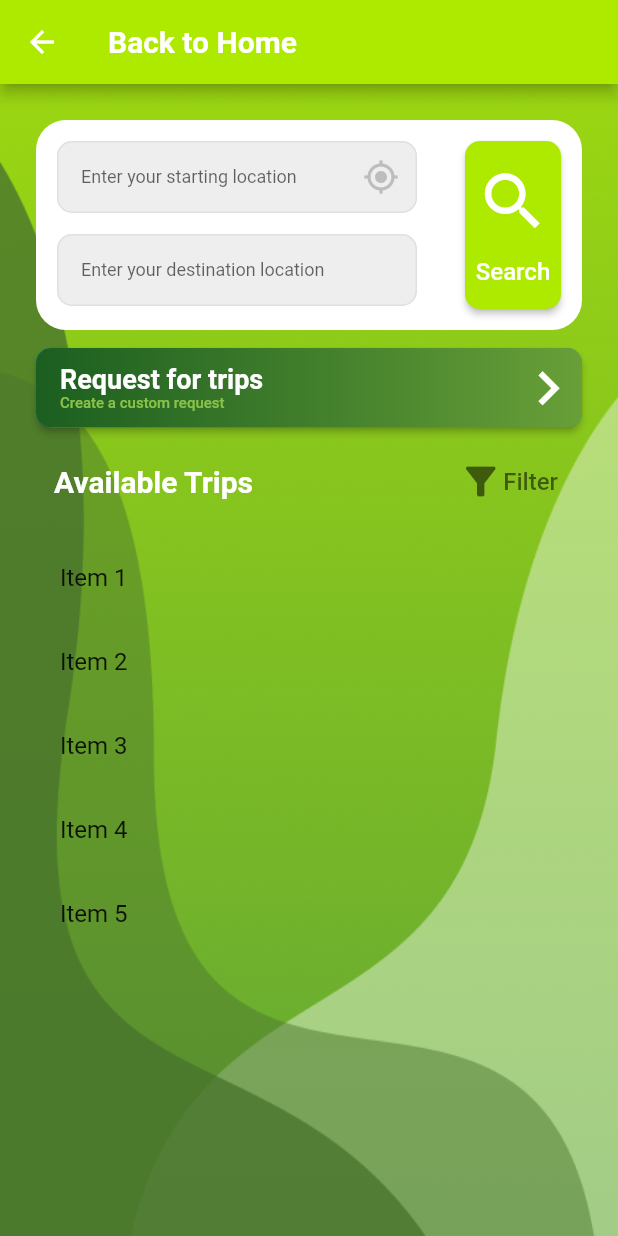
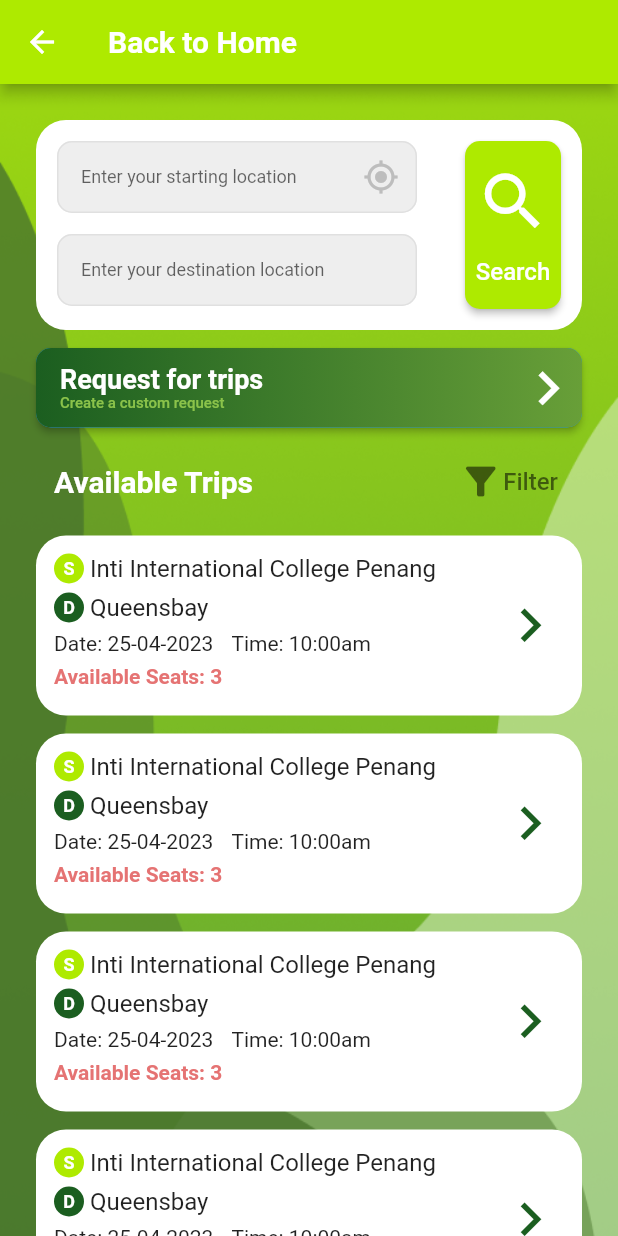
Before and after one commit to Endairion/6002CEM_Group13, a Flutter app: the SearchAvailableTrips screen opened directly, on a phone screen of 412 x 824 dp. Run offline on Flutter 3.47's test engine with Material 2 defaults, Android fonts, the phone set to English and light mode, and no system bars; our stand-ins replace firebase_core, flutter_native_splash, get; accounts and stored records are empty; network calls fail; statements that could not run were skipped.

Commit message:
Create available trips card widgets

```diff
--- a/lib/SearchAvailableTrips.dart
+++ b/lib/SearchAvailableTrips.dart
@@ -8,18 +8,31 @@ class SearchAvailableTrips extends StatefulWidget {
 }
 
 class _SearchAvailableTripsState extends State<SearchAvailableTrips> {
-  int _itemCount = 5;
-  double _singleListViewHeight = 60;
+  double _singleListViewHeight = 135;
   double _listViewHeight = 100;
+
+  List<Trip> _availableTrips = [
+    Trip("Inti International College Penang", "Queensbay", "25-04-2023",
+        "10:00am", 3),
+    Trip("Inti International College Penang", "Queensbay", "25-04-2023",
+        "10:00am", 3),
+    Trip("Inti International College Penang", "Queensbay", "25-04-2023",
+        "10:00am", 3),
+    Trip("Inti International College Penang", "Queensbay", "25-04-2023",
+        "10:00am", 3),
+    Trip("Inti International College Penang", "Queensbay", "25-04-2023",
+        "10:00am", 3),
+    Trip("Inti International College Penang", "Queensbay", "25-04-2023",
+        "10:00am", 3),
+  ];
 
   @override
   void initState() {
     super.initState();
 
-    if (_itemCount * _singleListViewHeight > 100) {
-      _listViewHeight = _itemCount * _singleListViewHeight;
+    if (_availableTrips.length * _singleListViewHeight > 100) {
+      _listViewHeight = _availableTrips.length * _singleListViewHeight;
     }
-
   }
 
   @override
@@ -281,15 +294,13 @@ class _SearchAvailableTripsState extends State<SearchAvailableTrips> {
                       ),
                       SizedBox(
                         height: _listViewHeight,
-                        child: _itemCount > 0
+                        child: _availableTrips.length > 0
                             ? ListView.builder(
                                 shrinkWrap: true,
                                 physics: NeverScrollableScrollPhysics(),
-                                itemCount: _itemCount,
+                                itemCount: _availableTrips.length,
                                 itemBuilder: (BuildContext context, int index) {
-                                  return ListTile(
-                                    title: Text('Item ${index + 1}'),
-                                  );
+                                  return TripCard(_availableTrips, index);
                                 },
                               )
                             : const Center(
@@ -314,3 +325,168 @@ class _SearchAvailableTripsState extends State<SearchAvailableTrips> {
     );
   }
 }
+
+class Trip {
+  String startLocation;
+  String destination;
+  String date;
+  String time;
+  int seats;
+
+  Trip(this.startLocation, this.destination, this.date, this.time, this.seats);
+}
+
+Widget TripCard(List<Trip> trip, int index) {
+  String startLocation;
+  String destination;
+
+  if (trip[index].startLocation.length > 35) {
+    startLocation = trip[index].startLocation.substring(0, 35);
+  } else {
+    startLocation = trip[index].startLocation;
+  }
+
+  if (trip[index].destination.length > 35) {
+    destination = trip[index].destination.substring(0, 35);
+  } else {
+    destination = trip[index].destination;
+  }
+
+  return Padding(
+    padding: const EdgeInsets.only(bottom: 12),
+    child: Container(
+      height: 120,
+      decoration: BoxDecoration(
+          color: Colors.white,
+          borderRadius: BorderRadius.all(Radius.circular(20))),
+      child: Padding(
+        padding: const EdgeInsets.fromLTRB(12, 12, 12, 12),
+        child: Row(
+          mainAxisAlignment: MainAxisAlignment.spaceBetween,
+          children: [
+            Column(
+              crossAxisAlignment: CrossAxisAlignment.start,
+              children: [
+                Row(
+                  children: [
+                    Padding(
+                      padding: const EdgeInsets.only(right: 4),
+                      child: Container(
+                        width: 20,
+                        height: 20,
+                        decoration: BoxDecoration(
+                          borderRadius: new BorderRadius.circular(30.0),
+                          color: Colors.limeAccent[700],
+                        ),
+                        child: Column(
+                          crossAxisAlignment: CrossAxisAlignment.center,
+                          mainAxisAlignment: MainAxisAlignment.center,
+                          children: [
+                            Text(
+                              'S',
+                              style: TextStyle(
+                                fontSize: 12,
+                                fontWeight: FontWeight.bold,
+                                color: Colors.white,
+                              ),
+                            ),
+                          ],
+                        ),
+                      ),
+                    ),
+                    Text(
+                      startLocation,
+                      style: TextStyle(
+                        fontSize: 16,
+                        color: Colors.black87,
+                      ),
+                    ),
+                  ],
+                ),
+                SizedBox(
+                  height: 6,
+                ),
+                Row(
+                  children: [
+                    Padding(
+                      padding: const EdgeInsets.only(right: 4),
+                      child: Container(
+                        width: 20,
+                        height: 20,
+                        decoration: BoxDecoration(
+                          borderRadius: new BorderRadius.circular(30.0),
+                          color: Colors.green[900],
+                        ),
+                        child: Column(
+                          crossAxisAlignment: CrossAxisAlignment.center,
+                          mainAxisAlignment: MainAxisAlignment.center,
+                          children: [
+                            Text(
+                              'D',
+                              style: TextStyle(
+                                fontSize: 12,
+                                fontWeight: FontWeight.bold,
+                                color: Colors.white,
+                              ),
+                            ),
+                          ],
+                        ),
+                      ),
+                    ),
+                    Text(
+                      destination,
+                      style: TextStyle(
+                        fontSize: 16,
+                        color: Colors.black87,
+                      ),
+                    ),
+                  ],
+                ),
+                SizedBox(
+                  height: 6,
+                ),
+                Row(
+                  children: [
+                    Text(
+                      'Date: ' + trip[index].date,
+                      style: TextStyle(
+                        fontSize: 14,
+                        color: Colors.black87,
+                      ),
+                    ),
+                    SizedBox(
+                      width: 12,
+                    ),
+                    Text(
+                      'Time: ' + trip[index].time,
+                      style: TextStyle(
+                        fontSize: 14,
+                        color: Colors.black87,
+                      ),
+                    ),
+                  ],
+                ),
+                SizedBox(
+                  height: 6,
+                ),
+                Text(
+                  'Available Seats: ' + trip[index].seats.toString(),
+                  style: TextStyle(
+                    fontSize: 14,
+                    fontWeight: FontWeight.bold,
+                    color: Colors.red[300],
+                  ),
+                ),
+              ],
+            ),
+            Icon(
+              Icons.navigate_next,
+              size: 45,
+              color: Colors.green[900],
+            ),
+          ],
+        ),
+      ),
+    ),
+  );
+}
```
